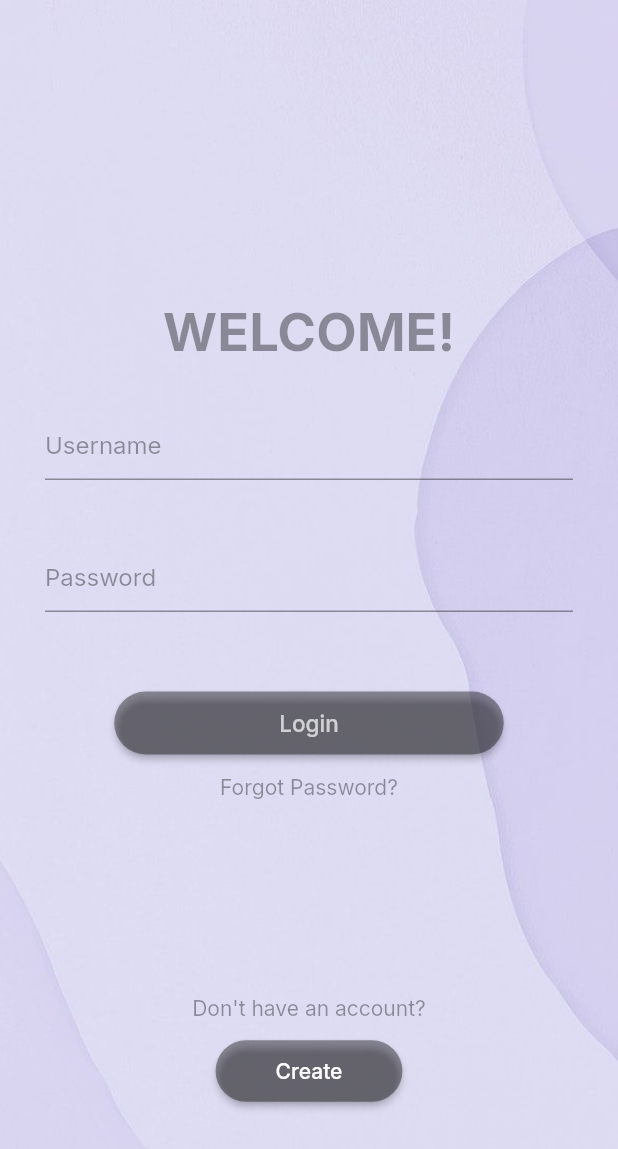
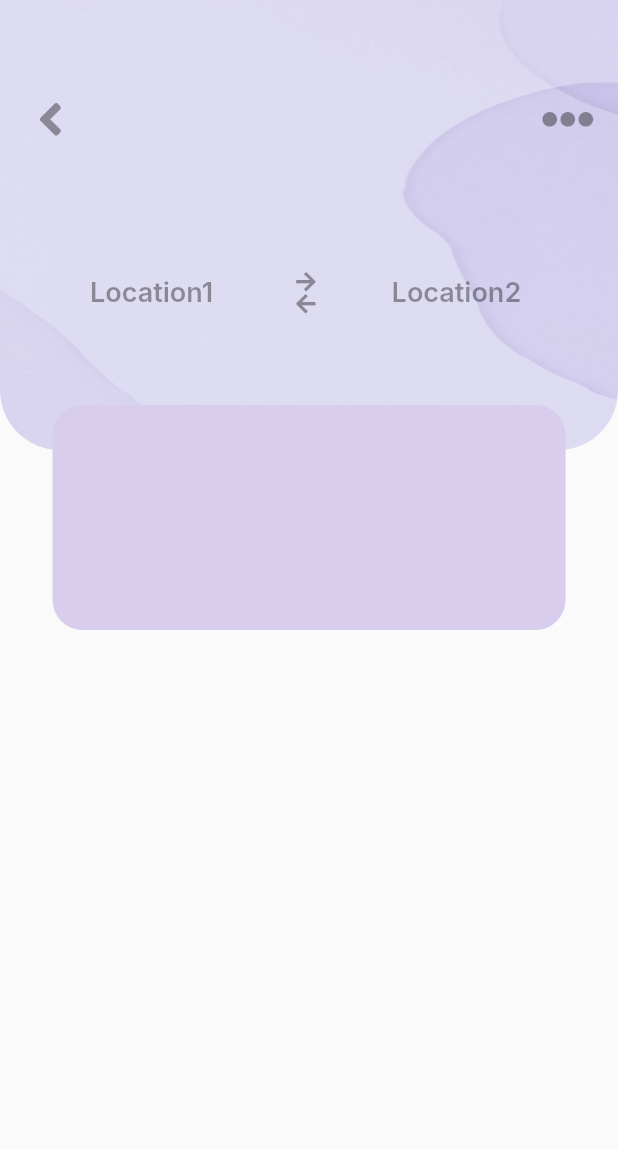
Before and after one commit to shrush235/blockchain, a Flutter app: the screen it shows after launch, on a phone screen of 412 x 824 dp. Shown: the top 1149 px of the screen. Run offline on Flutter 3.47's test engine with Material 2 defaults, Android fonts, the phone set to English and light mode, and no system bars; our stand-ins replace font_awesome_flutter, get, google_fonts.

Commit message:
Initial Cmmit

```diff
--- a/lib/homescreen.dart
+++ b/lib/homescreen.dart
@@ -15,7 +15,7 @@ class _HomepageState extends State<Homepage> {
     return Scaffold(
         body: Container(
       constraints: BoxConstraints.expand(),
-      decoration: const BoxDecoration(
+      decoration: BoxDecoration(
         image: DecorationImage(
             image: AssetImage("asset/image/bg_app.jpg"), fit: BoxFit.cover),
       ),
--- a/lib/main.dart
+++ b/lib/main.dart
@@ -1,4 +1,5 @@
 import 'package:blockchain/homescreen.dart';
+import 'package:blockchain/screen2.dart';
 import 'package:flutter/material.dart';
 import 'package:get/get.dart';
 
@@ -16,6 +17,6 @@ class MyApp extends StatefulWidget {
 class _MyAppState extends State<MyApp> {
   @override
   Widget build(BuildContext context) {
-    return MaterialApp(debugShowCheckedModeBanner: false, home: Homepage());
+    return MaterialApp(debugShowCheckedModeBanner: false, home: SecondScreen());
   }
 }
--- a/lib/screen2.dart
+++ b/lib/screen2.dart
@@ -1,15 +1,116 @@
 import 'package:flutter/material.dart';
+import 'package:google_fonts/google_fonts.dart';
+import 'package:font_awesome_flutter/font_awesome_flutter.dart';
 
-class SeconfScreen extends StatefulWidget {
-  const SeconfScreen({Key? key}) : super(key: key);
+class SecondScreen extends StatefulWidget {
+  const SecondScreen({Key? key}) : super(key: key);
 
   @override
-  State<SeconfScreen> createState() => _SeconfScreenState();
+  State<SecondScreen> createState() => _SecondScreenState();
 }
 
-class _SeconfScreenState extends State<SeconfScreen> {
+class _SecondScreenState extends State<SecondScreen> {
   @override
   Widget build(BuildContext context) {
-    return Scaffold();
+    return Scaffold(
+      body: Column(
+        children: [
+          Stack(
+            children: [
+              Stack(children: [
+                Container(
+                  height: 300,
+                  decoration: BoxDecoration(
+                      borderRadius: BorderRadius.only(
+                          bottomRight: Radius.circular(40),
+                          bottomLeft: Radius.circular(40)),
+                      image: DecorationImage(
+                          image: AssetImage("asset/image/bg_app.jpg"),
+                          fit: BoxFit.fill)),
+                ),
+                Padding(
+                  padding: const EdgeInsets.symmetric(vertical: 55),
+                  child: ElevatedButton(
+                      style: ElevatedButton.styleFrom(
+                          backgroundColor: Colors.transparent, elevation: 0),
+                      onPressed: () {},
+                      child: Row(
+                        mainAxisAlignment: MainAxisAlignment.spaceBetween,
+                        children: [
+                          Icon(
+                            FontAwesomeIcons.angleLeft,
+                            size: 35,
+                            color: Colors.black38,
+                          ),
+                          Icon(
+                            FontAwesomeIcons.ellipsisH,
+                            size: 35,
+                            color: Colors.black38,
+                          ),
+                        ],
+                      )),
+                ),
+                Padding(
+                  padding:
+                      const EdgeInsets.symmetric(vertical: 180, horizontal: 60),
+                  child: Row(
+                    mainAxisAlignment: MainAxisAlignment.spaceBetween,
+                    children: [
+                      Text(
+                        "Location1 ",
+                        style: GoogleFonts.inter(
+                            color: Colors.black38,
+                            fontSize: 18,
+                            fontWeight: FontWeight.w600),
+                      ),
+                      SizedBox(
+                        width: 10,
+                      ),
+                      Column(
+                        children: [
+                          Icon(
+                            FontAwesomeIcons.arrowRight,
+                            size: 15,
+                            color: Colors.black38,
+                          ),
+                          Icon(
+                            FontAwesomeIcons.arrowLeft,
+                            size: 15,
+                            color: Colors.black38,
+                          ),
+                        ],
+                      ),
+                      SizedBox(
+                        width: 10,
+                      ),
+                      Text(
+                        "Location2 ",
+                        style: GoogleFonts.inter(
+                            color: Colors.black38,
+                            fontSize: 18,
+                            fontWeight: FontWeight.w600),
+                      )
+                    ],
+                  ),
+                )
+              ]),
+              Padding(
+                padding:
+                    const EdgeInsets.symmetric(vertical: 270, horizontal: 35),
+                child: Stack(children: [
+                  Container(
+                    decoration: BoxDecoration(
+                      borderRadius: BorderRadius.circular(20),
+                      color: Color(0xffd9cded),
+                    ),
+                    height: 150,
+                  ),
+                ]),
+              ),
+            ],
+          ),
+        ],
+      ),
+    );
   }
 }
--- a/pubspec.yaml
+++ b/pubspec.yaml
@@ -36,15 +36,18 @@ dependencies:
 
 
 
+
   # The following adds the Cupertino Icons font to your application.
   # Use with the CupertinoIcons class for iOS style icons.
   cupertino_icons: ^1.0.2
   get: 4.6.5
   google_fonts: ^4.0.4
+  font_awesome_flutter: ^8.8.1
 
 dev_dependencies:
   flutter_test:
     sdk: flutter
+
 
 
   # The "flutter_lints" package below contains a set of recommended lints to
```
Also changed, not shown: pubspec.lock.
